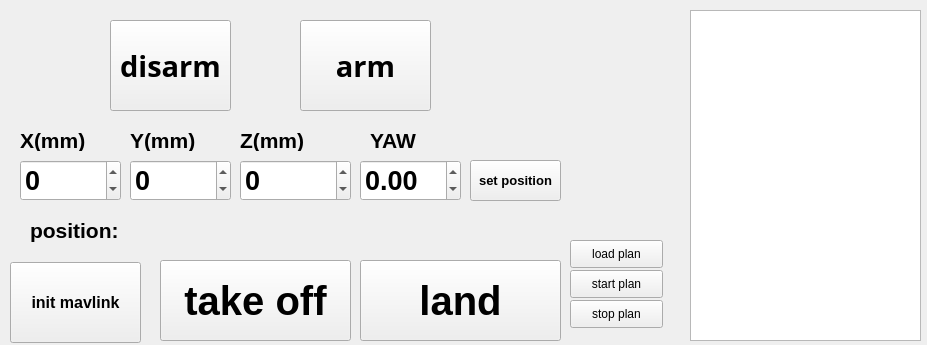
This is src/px4/formpx4window.ui in guanglun/GLMocap as Qt 5 draws it before an edit. The edited form follows.
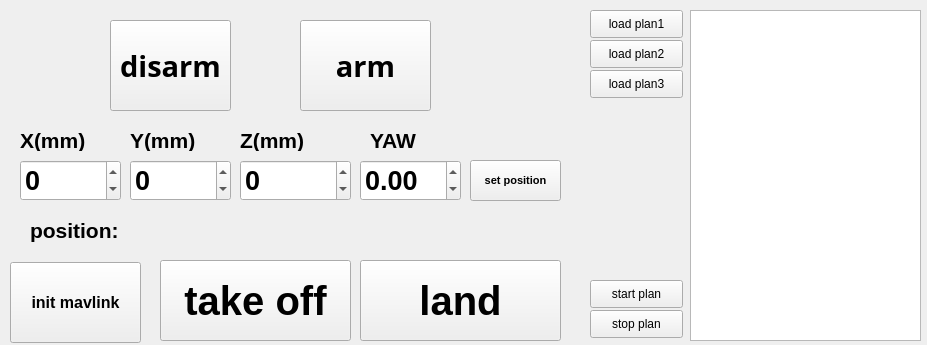
This is the edited form.

```diff
--- a/src/px4/formpx4window.ui
+++ b/src/px4/formpx4window.ui
@@ -138,7 +138,7 @@
    </property>
    <property name="font">
     <font>
-     <pointsize>10</pointsize>
+     <pointsize>8</pointsize>
      <weight>75</weight>
      <bold>true</bold>
     </font>
@@ -355,21 +355,21 @@
   <widget class="QPushButton" name="pb_load_plan">
    <property name="geometry">
     <rect>
-     <x>570</x>
-     <y>240</y>
+     <x>590</x>
+     <y>10</y>
      <width>93</width>
      <height>28</height>
     </rect>
    </property>
    <property name="text">
-    <string>load plan</string>
+    <string>load plan1</string>
    </property>
   </widget>
   <widget class="QPushButton" name="pb_start_plan">
    <property name="geometry">
     <rect>
-     <x>570</x>
-     <y>270</y>
+     <x>590</x>
+     <y>280</y>
      <width>93</width>
      <height>28</height>
     </rect>
@@ -381,8 +381,8 @@
   <widget class="QPushButton" name="pb_stop_plan">
    <property name="geometry">
     <rect>
-     <x>570</x>
-     <y>300</y>
+     <x>590</x>
+     <y>310</y>
      <width>93</width>
      <height>28</height>
     </rect>
@@ -391,6 +391,32 @@
     <string>stop plan</string>
    </property>
   </widget>
+  <widget class="QPushButton" name="pb_load_plan2">
+   <property name="geometry">
+    <rect>
+     <x>590</x>
+     <y>40</y>
+     <width>93</width>
+     <height>28</height>
+    </rect>
+   </property>
+   <property name="text">
+    <string>load plan2</string>
+   </property>
+  </widget>
+  <widget class="QPushButton" name="pb_load_plan3">
+   <property name="geometry">
+    <rect>
+     <x>590</x>
+     <y>70</y>
+     <width>93</width>
+     <height>28</height>
+    </rect>
+   </property>
+   <property name="text">
+    <string>load plan3</string>
+   </property>
+  </widget>
  </widget>
  <resources/>
  <connections/>
```
Left out of the diff: 2 changed lines with no effect on the pictures.
